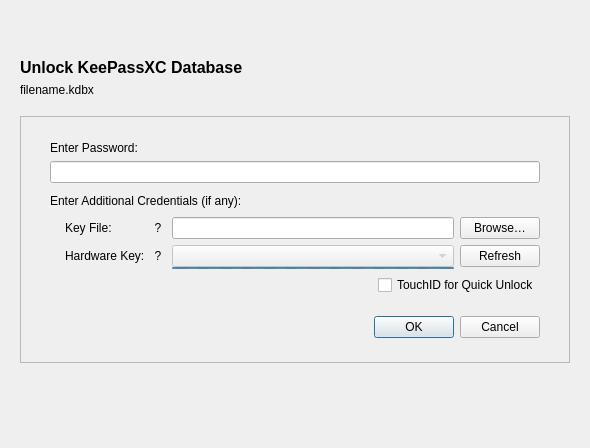
keepassxreboot/keepassxc, file src/gui/DatabaseOpenWidget.ui: the form before one commit.
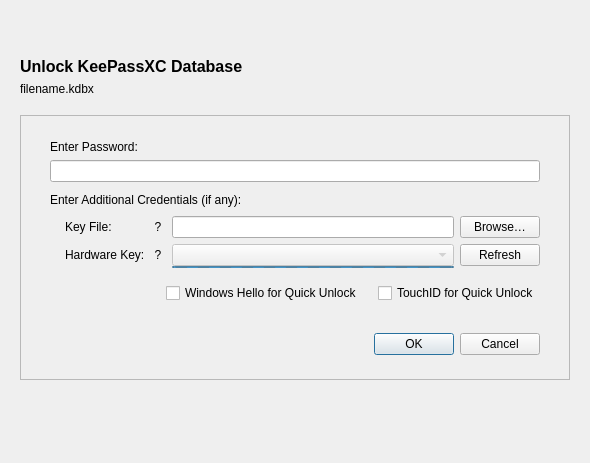
The form after the commit. Custom widgets are drawn as their Qt base class.

Commit message: Add Windows Hello Integration

```diff
--- a/src/gui/DatabaseOpenWidget.ui
+++ b/src/gui/DatabaseOpenWidget.ui
@@ -7,7 +7,7 @@
     <x>0</x>
     <y>0</y>
     <width>588</width>
-    <height>448</height>
+    <height>463</height>
    </rect>
   </property>
   <property name="accessibleName">
@@ -74,7 +74,6 @@
           <property name="font">
            <font>
             <pointsize>12</pointsize>
-            <weight>75</weight>
             <bold>true</bold>
            </font>
           </property>
@@ -483,23 +482,7 @@
                </layout>
               </item>
               <item>
-               <widget class="QWidget" name="touchIDContainer" native="true">
-                <layout class="QHBoxLayout" name="touchIDLayout">
-                 <property name="spacing">
-                  <number>0</number>
-                 </property>
-                 <property name="leftMargin">
-                  <number>0</number>
-                 </property>
-                 <property name="topMargin">
-                  <number>0</number>
-                 </property>
-                 <property name="rightMargin">
-                  <number>0</number>
-                 </property>
-                 <property name="bottomMargin">
-                  <number>0</number>
-                 </property>
+               <layout class="QHBoxLayout" name="quickUnlockLayout">
                  <item>
                   <spacer name="horizontalSpacer">
                    <property name="orientation">
@@ -508,11 +491,39 @@
                    <property name="sizeHint" stdset="0">
                     <size>
                      <width>40</width>
-                     <height>0</height>
+                    <height>20</height>
                     </size>
                    </property>
                   </spacer>
                  </item>
+                <item>
+                 <widget class="QWidget" name="windowsHelloContainer" native="true">
+                  <layout class="QHBoxLayout" name="horizontalLayout_2">
+                   <item>
+                    <widget class="QCheckBox" name="checkWindowsHello">
+                     <property name="text">
+                      <string>Windows Hello for Quick Unlock</string>
+                     </property>
+                    </widget>
+                   </item>
+                  </layout>
+                 </widget>
+                </item>
+                <item>
+                 <widget class="QWidget" name="touchIDContainer" native="true">
+                  <layout class="QHBoxLayout" name="horizontalLayout_7">
+                   <property name="leftMargin">
+                    <number>0</number>
+                   </property>
+                   <property name="topMargin">
+                    <number>0</number>
+                   </property>
+                   <property name="rightMargin">
+                    <number>0</number>
+                   </property>
+                   <property name="bottomMargin">
+                    <number>0</number>
+                   </property>
                  <item>
                   <widget class="QCheckBox" name="checkTouchID">
                    <property name="text">
@@ -522,6 +533,8 @@
                  </item>
                 </layout>
                </widget>
+                </item>
+               </layout>
               </item>
               <item>
                <layout class="QHBoxLayout" name="dialogButtonsLayout">
```
Lines whose indentation alone changed are shown as unchanged. The commit also changes 8 other files.
